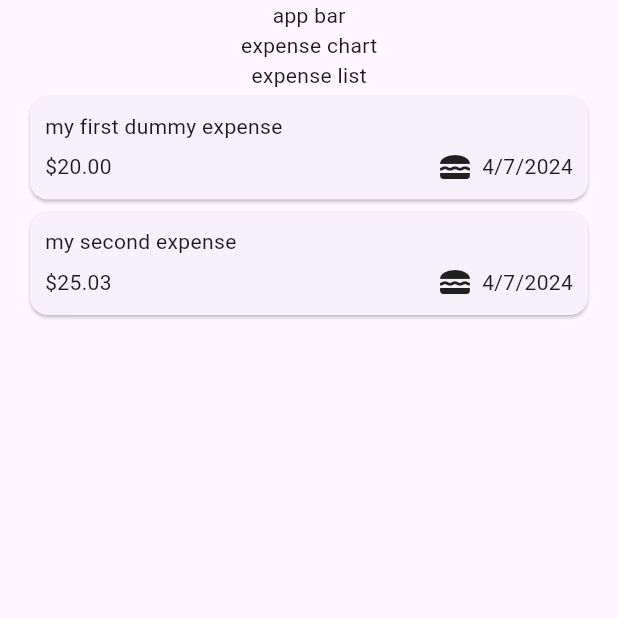
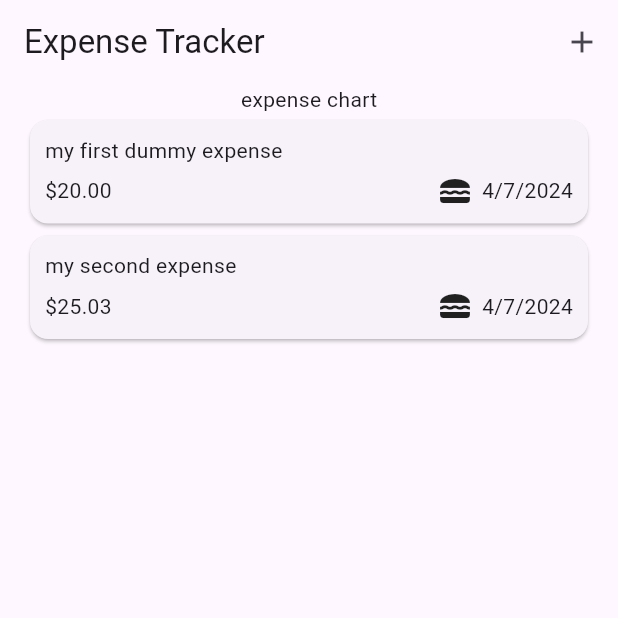
Before and after one commit to sohail-shahid/expense_tracker, a Flutter app: the screen it shows after launch, on a phone screen of 412 x 824 dp, the top half of it. Run offline on Flutter 3.47's test engine with Material 3 defaults, Android fonts, the phone set to English and light mode, and no system bars.

Commit message:
add app top bar

```diff
--- a/lib/screens/home_screen.dart
+++ b/lib/screens/home_screen.dart
@@ -27,11 +27,18 @@ class _HomeScreenState extends State<HomeScreen> {
   @override
   Widget build(BuildContext context) {
     return Scaffold(
+      appBar: AppBar(
+        title: const Text('Expense Tracker'),
+        actions: [
+          IconButton(
+            onPressed: () => {},
+            icon: const Icon(Icons.add),
+          )
+        ],
+      ),
       body: Column(
         children: [
-          const Text('app bar'),
           const Text('expense chart'),
-          const Text('expense list'),
           Expanded(
             child: ExpenseListView(expenses: expenses),
           ),
```
Also changed, not shown: lib/main.dart (+5 -2 lines), 1 other file.
